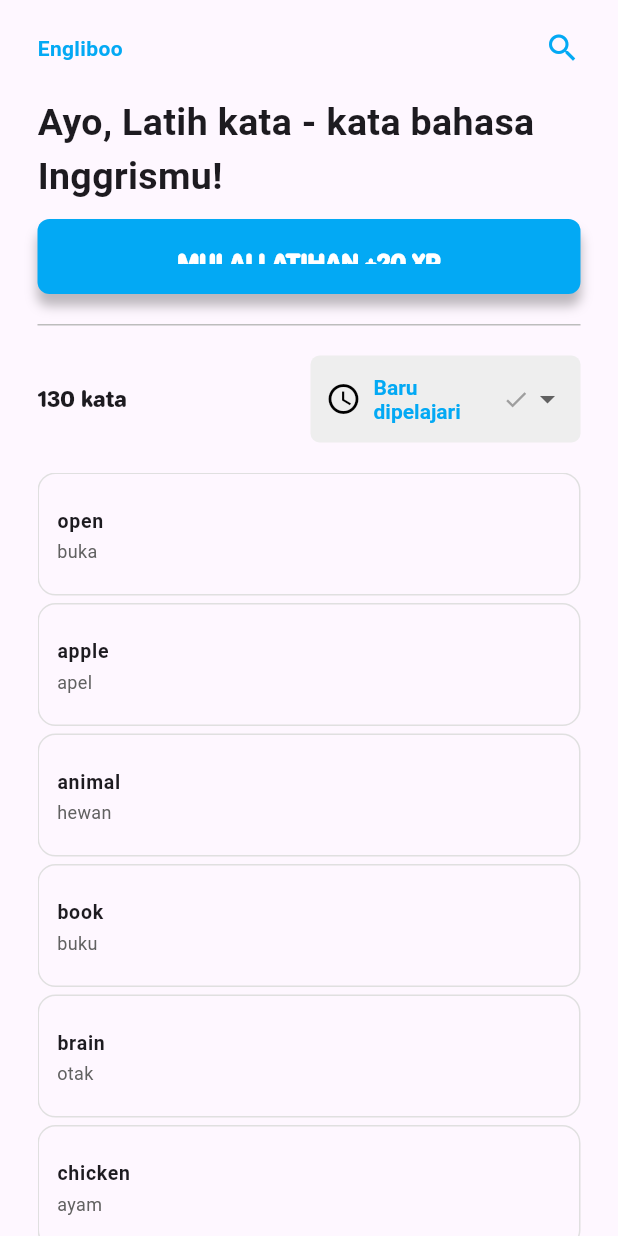
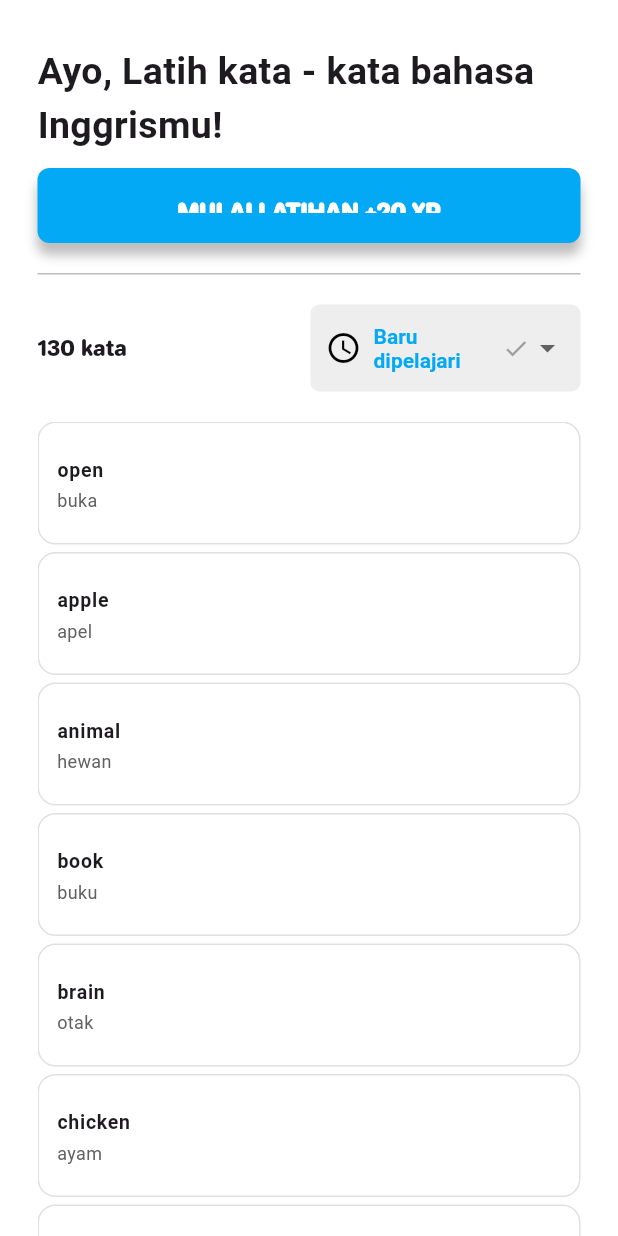
Before and after one commit to LordJmw/MobileFrontEndKel3IF_B_Pagi, a Flutter app: the Golda screen opened directly, on a phone screen of 412 x 824 dp. Run offline on Flutter 3.47's test engine with Material 3 defaults, Android fonts, the phone set to English and light mode, and no system bars; our stand-ins replace font_awesome_flutter.

Commit message:
Adjusting scaffold layout for synchronzing appbar on every page

```diff
--- a/lib/Profile.dart
+++ b/lib/Profile.dart
@@ -19,7 +19,7 @@ class _Profile_PageState extends State<Profile_Page> {
     final screenWidth = MediaQuery.of(context).size.width;
     bool isLargeScreen = screenWidth > 600;
     return Scaffold(
-      backgroundColor: const Color.fromARGB(255, 236, 235, 235),
+      backgroundColor: Colors.white,
       // appBar: AppBar(title: Text("Profile")),
       body: SingleChildScrollView(
         child: Center(
--- a/lib/zbhal.dart
+++ b/lib/zbhal.dart
@@ -43,26 +43,27 @@ class _GoldaState extends State<Golda> {
   @override
   Widget build(BuildContext context) {
     return Scaffold(
+      backgroundColor: Colors.white,
       body: Padding(
         padding: const EdgeInsets.fromLTRB(25, 0, 25, 0),
         child: Column(
           crossAxisAlignment: CrossAxisAlignment.start,
           children: [
             SizedBox(height: 20),
-            Row(
-              mainAxisAlignment: MainAxisAlignment.spaceBetween,
-              children: [
-                Text(
-                  "Engliboo",
-                  style: TextStyle(
-                    fontWeight: FontWeight.bold,
-                    color: Colors.lightBlue,
-                  ),
-                ),
-                Icon(Icons.search, color: Colors.lightBlue),
-              ],
-            ),
-            SizedBox(height: 20),
+            // Row(
+            //   mainAxisAlignment: MainAxisAlignment.spaceBetween,
+            //   children: [
+            //     Text(
+            //       "Engliboo",
+            //       style: TextStyle(
+            //         fontWeight: FontWeight.bold,
+            //         color: Colors.lightBlue,
+            //       ),
+            //     ),
+            //     Icon(Icons.search, color: Colors.lightBlue),
+            //   ],
+            // ),
+            SizedBox(height: 10),
             Text(
               "Ayo, Latih kata - kata bahasa Inggrismu!",
               style: TextStyle(fontSize: 25, fontWeight: FontWeight.bold),
```
Also changed, not shown: lib/Grammar.dart (+8 -15 lines), lib/homeContent.dart (+70 -73 lines).
